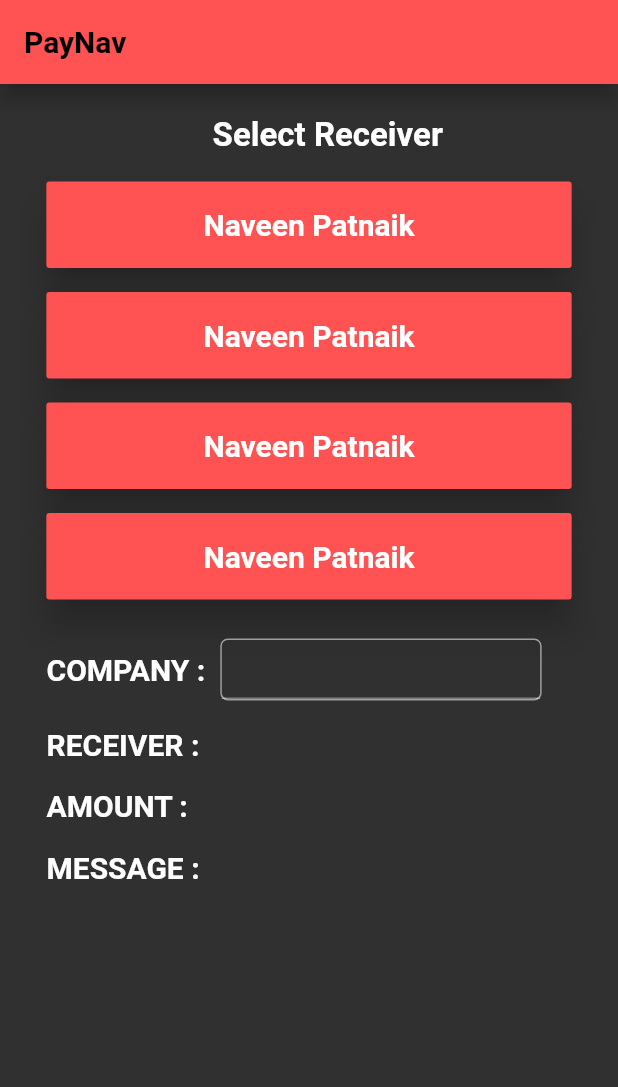
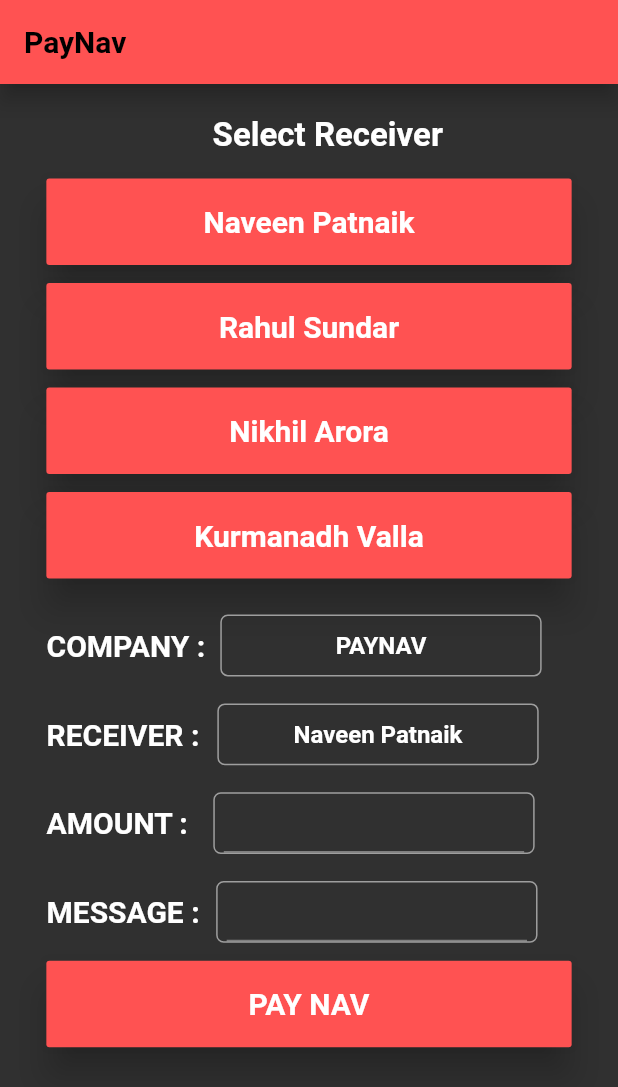
Before and after one commit to kodekittu/pay_nav_2, a Flutter app: the screen it shows after launch, on a phone screen of 412 x 824 dp. Shown: the top 1087 px of the screen. Run offline on Flutter 3.47's test engine with Material 2 defaults, Android fonts, the phone set to English and light mode, and no system bars.

Commit message:
UI done!

```diff
--- a/lib/home_page.dart
+++ b/lib/home_page.dart
@@ -1,4 +1,5 @@
 import 'package:flutter/material.dart';
+import 'package:paynav2/router.dart';
 
 class HomePage extends StatefulWidget {
   @override
@@ -8,13 +9,30 @@ class HomePage extends StatefulWidget {
 class _HomePageState extends State<HomePage> {
 
   final _formkey = GlobalKey<FormState>();
+  final amountController =TextEditingController();
+  String receiver = "Naveen Patnaik";
+  String company = "PAYNAV";
+
+  Future <void> _shoeAlert (BuildContext context){
+    return showDialog(context: context, builder: (BuildContext context) {
+      return AlertDialog(
+        content: SingleChildScrollView(
+            child: ListBody(
+              children: <Widget>[
+                Text('Please Enter the Amount!', style: TextStyle(fontWeight: FontWeight.w800, color: Colors.redAccent),),
+              ],
+            )
+        ),
+      );
+    });
+  }
 
   @override
   Widget build(BuildContext context) {
     MediaQueryData data = MediaQuery.of(context);
     return Scaffold(
       appBar: AppBar(
-        title: Text('PayNav', style: TextStyle(fontWeight: FontWeight.w600, color: Colors.black),)
+        title: Text('PayNav', style: TextStyle(fontWeight: FontWeight.w600, color: Colors.black),textAlign: TextAlign.center,)
         ,elevation: 6,
       ),
       body: Form(
@@ -38,7 +56,7 @@ class _HomePageState extends State<HomePage> {
                   ),
                   ),
                   Padding(
-                    padding: const EdgeInsets.all(8.0),
+                    padding: const EdgeInsets.all(6.0),
                     child: Container(
                       height: data.size.height * 0.07,
                       width: data.size.width * 0.85,
@@ -52,19 +70,21 @@ class _HomePageState extends State<HomePage> {
                         elevation: 10,
                         padding: EdgeInsets.all(4),
                         onPressed: (){
-
+                          setState(() {
+                            receiver = "Naveen Patnaik";
+                          });
                         },
                       ),
                     ),
                   ),
                   Padding(
-                    padding: const EdgeInsets.all(8.0),
+                    padding: const EdgeInsets.all(6.0),
                     child: Container(
                       height: data.size.height * 0.07,
                       width: data.size.width * 0.85,
                       child: RaisedButton(
                         color: Theme.of(context).primaryColor,
-                        child: Text('Naveen Patnaik',
+                        child: Text('Rahul Sundar',
                             style: TextStyle(fontWeight: FontWeight.bold, fontSize: 20,)
                         ),
                         focusColor: Theme.of(context).primaryColor,
@@ -72,19 +92,21 @@ class _HomePageState extends State<HomePage> {
                         elevation: 10,
                         padding: EdgeInsets.all(4),
                         onPressed: (){
-
+                          setState(() {
+                            receiver = "Rahul Sundar";
+                          });
                         },
                       ),
                     ),
                   ),
                   Padding(
-                    padding: const EdgeInsets.all(8.0),
+                    padding: const EdgeInsets.all(6.0),
                     child: Container(
                       height: data.size.height * 0.07,
                       width: data.size.width * 0.85,
                       child: RaisedButton(
                         color: Theme.of(context).primaryColor,
-                        child: Text('Naveen Patnaik',
+                        child: Text('Nikhil Arora',
                             style: TextStyle(fontWeight: FontWeight.bold, fontSize: 20,)
                         ),
                         focusColor: Theme.of(context).primaryColor,
@@ -92,19 +114,21 @@ class _HomePageState extends State<HomePage> {
                         elevation: 10,
                         padding: EdgeInsets.all(4),
                         onPressed: (){
-
+                          setState(() {
+                            receiver = "Nikhil Arora";
+                          });
                         },
                       ),
                     ),
                   ),
                   Padding(
-                    padding: const EdgeInsets.all(8.0),
+                    padding: const EdgeInsets.all(6.0),
                     child: Container(
                       height: data.size.height * 0.07,
                       width: data.size.width * 0.85,
                       child: RaisedButton(
                         color: Theme.of(context).primaryColor,
-                        child: Text('Naveen Patnaik',
+                        child: Text('Kurmanadh Valla',
                             style: TextStyle(fontWeight: FontWeight.bold, fontSize: 20,)
                         ),
                         focusColor: Theme.of(context).primaryColor,
@@ -112,7 +136,9 @@ class _HomePageState extends State<HomePage> {
                         elevation: 10,
                         padding: EdgeInsets.all(4),
                         onPressed: (){
-
+                          setState(() {
+                            receiver = "Kurmanadh Valla";
+                          });
                         },
                       ),
                     ),
@@ -130,11 +156,64 @@ class _HomePageState extends State<HomePage> {
                         Container(
                           height: data.size.height * 0.05,
                           width: data.size.width * 0.52,
+                          padding: EdgeInsets.only(left: 6, right: 6),
+                          decoration: BoxDecoration(
+                              borderRadius: BorderRadius.circular(5),
+                              border: Border.all(color: Colors.grey,)
+                          ),
+                            child: Center(child: Text(company,
+                              style: TextStyle(fontWeight: FontWeight.w600, fontSize: 16)
+                              ,)
+                            )
+                        ),
+                      ],
+                    ),
+                  ),
+                  Padding(
+                    padding: const EdgeInsets.only(top: 18, left: 25),
+                    child: Row(
+                      children: <Widget>[
+                        Container(alignment: Alignment.topLeft,
+                            padding: EdgeInsets.only(right: 12),
+                            child: Text('RECEIVER :',
+                                style: TextStyle(fontWeight: FontWeight.bold, fontSize: 20,))
+                        ),
+                        Container(
+                          height: data.size.height * 0.05,
+                          width: data.size.width * 0.52,
+                          decoration: BoxDecoration(
+                              borderRadius: BorderRadius.circular(5),
+                              border: Border.all(color: Colors.grey,)
+                          ),
+                          child: Center(child: Text(receiver,
+                            style: TextStyle(fontWeight: FontWeight.w600, fontSize: 16)
+                            ,)
+                          )
+                        ),
+                      ],
+                    ),
+                  ),
+                  Padding(
+                    padding: const EdgeInsets.only(top: 18, left: 25),
+                    child: Row(
+                      children: <Widget>[
+                        Container(alignment: Alignment.topLeft,
+                            padding: EdgeInsets.only(right: 17),
+                            child: Text('AMOUNT :',
+                                style: TextStyle(fontWeight: FontWeight.bold, fontSize: 20,))
+                        ),
+                        Container(
+                          height: data.size.height * 0.05,
+                          width: data.size.width * 0.52,
+                          padding: EdgeInsets.only(left: 6, right: 6,),
                           decoration: BoxDecoration(
                               borderRadius: BorderRadius.circular(5),
                               border: Border.all(color: Colors.grey,)
                           ),
                           child: TextFormField(
+                            controller: amountController,
+                          //  validator: (value) => value.isEmpty ? "Please enter amount" : null,
+                            style: TextStyle(fontWeight: FontWeight.w600, fontSize: 16),
                             decoration: InputDecoration(
                               hasFloatingPlaceholder: true,
                             ),
@@ -145,23 +224,53 @@ class _HomePageState extends State<HomePage> {
                   ),
                   Padding(
                     padding: const EdgeInsets.only(top: 18, left: 25),
-                    child: Container(alignment: Alignment.topLeft,
-                        child: Text('RECEIVER :',
-                            style: TextStyle(fontWeight: FontWeight.bold, fontSize: 20,))
+                    child: Row(
+                      children: <Widget>[
+                        Container(alignment: Alignment.topLeft,
+                            padding: EdgeInsets.only(right: 11),
+                            child: Text('MESSAGE :',
+                                style: TextStyle(fontWeight: FontWeight.bold, fontSize: 20,))
+                        ),
+                        Container(
+                          height: data.size.height * 0.05,
+                          width: data.size.width * 0.52,
+                          padding: EdgeInsets.only(left: 6, right: 6),
+                          decoration: BoxDecoration(
+                              borderRadius: BorderRadius.circular(5),
+                              border: Border.all(color: Colors.grey,)
+                          ),
+                          child: TextFormField(
+                            style: TextStyle(fontWeight: FontWeight.w600, fontSize: 16),
+                            decoration: InputDecoration(
+                              hasFloatingPlaceholder: true,
+                            ),
+                          ),
+                        ),
+                      ],
                     ),
                   ),
                   Padding(
-                    padding: const EdgeInsets.only(top: 18, left: 25),
-                    child: Container(alignment: Alignment.topLeft,
-                        child: Text('AMOUNT :',
-                            style: TextStyle(fontWeight: FontWeight.bold, fontSize: 20,))
-                    ),
-                  ),
-                  Padding(
-                    padding: const EdgeInsets.only(top: 18, left: 25),
-                    child: Container(alignment: Alignment.topLeft,
-                        child: Text('MESSAGE :',
-                            style: TextStyle(fontWeight: FontWeight.bold, fontSize: 20,))
+                    padding: const EdgeInsets.all(12.0),
+                    child: Container(
+                      height: data.size.height * 0.07,
+                      width: data.size.width * 0.85,
+                      child: RaisedButton(
+                        color: Theme.of(context).primaryColor,
+                        child: Text('PAY NAV',
+                            style: TextStyle(fontWeight: FontWeight.bold, fontSize: 20,)
+                        ),
+                        focusColor: Theme.of(context).primaryColor,
+                        splashColor: Theme.of(context).accentColor,
+                        elevation: 10,
+                        padding: EdgeInsets.all(4),
+                        onPressed: () async {
+                            if(amountController.text != null){
+                              Navigator.pushNamed(context, payRoute);
+                            }else{
+                              _shoeAlert(context);
+                            }
+                        },
+                      ),
                     ),
                   ),
               ],),
--- a/lib/main.dart
+++ b/lib/main.dart
@@ -13,7 +13,7 @@ class MyApp extends StatelessWidget {
         brightness: Brightness.dark,
         primaryColor: Colors.redAccent,
         primarySwatch: Colors.blue,
-        accentColor: Colors.amberAccent,
+       // accentColor: Colors.amberAccent,
       ),
       debugShowCheckedModeBanner: false,
       onGenerateRoute: generateRoute,
--- a/lib/router.dart
+++ b/lib/router.dart
@@ -1,12 +1,16 @@
 import 'package:flutter/material.dart';
+import 'pay_method.dart';
 import 'home_page.dart';
 
 const String splashScreenViewRoute = '/';
 const String homeRoute = 'home';
+const String payRoute = 'pay';
 
 Route<dynamic> generateRoute(RouteSettings settings) {
   switch (settings.name){
     case homeRoute:
       return MaterialPageRoute(builder: (context) => HomePage());
+    case payRoute:
+      return MaterialPageRoute(builder: (context) => PayMethod());
   }
 }
```
Also changed, not shown: lib/pay_method.dart (added, +210 -0 lines), lib/upi_page.dart (added, +70 -0 lines).
